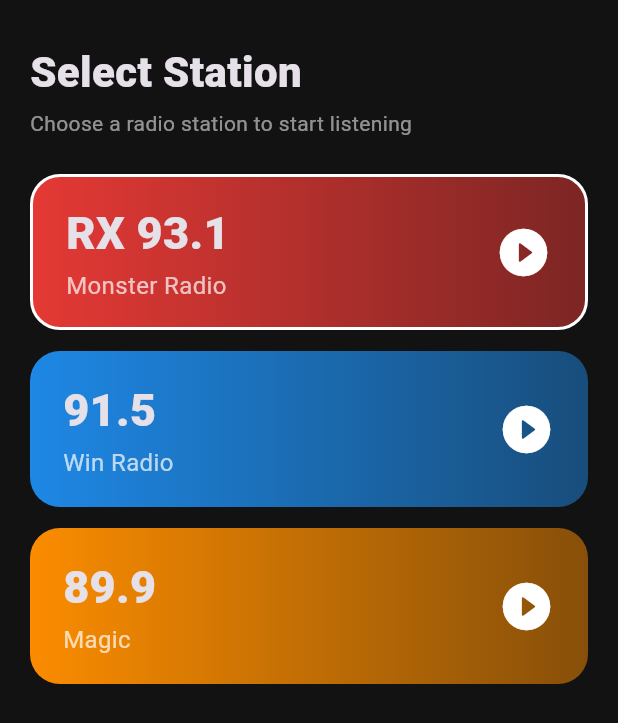
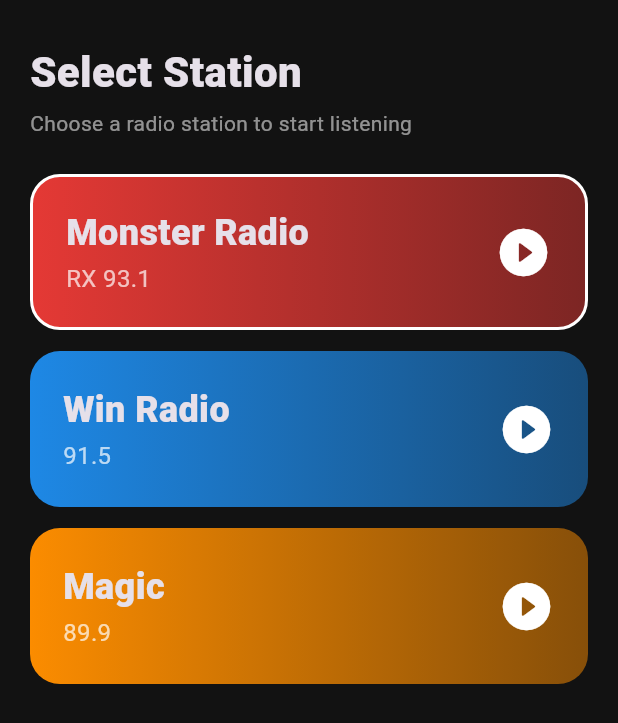
Before and after one commit to DRMx86/RADYOmo, a Flutter app: the screen it shows after launch, on a phone screen of 412 x 824 dp. Shown: the top 723 px of the screen. Run offline on Flutter 3.47's test engine with Material 3 defaults, Android fonts, the phone set to English and light mode, and no system bars; our stand-ins replace just_audio, just_audio_background.

Commit message:
Refactor audio player and update UI layout
Updated UI layout by swapping the position of station name and frequency. Added user agent and error listener for audio playback.

```diff
--- a/lib/main.dart
+++ b/lib/main.dart
@@ -65,12 +65,12 @@ class _PlayerPageState extends State<PlayerPage> {
   @override
   void initState() {
     super.initState();
-    // FIXED: Added userAgent so the radio servers don't block the app
+    // Added userAgent so the radio servers don't block the app
     _player = AudioPlayer(
       userAgent: 'Mozilla/5.0 (Windows NT 10.0; Win64; x64) AppleWebKit/537.36 (KHTML, like Gecko) Chrome/120.0.0.0 Safari/537.36',
     );
 
-    // FIXED: Added error listener for just_audio 0.9.46 without breaking your UI
+    // Added error listener for just_audio 0.9.46 without breaking your UI
     _player.playbackEventStream.listen(
       (event) {},
       onError: (Object error, StackTrace stackTrace) {
@@ -312,11 +312,13 @@ class _StationTile extends StatelessWidget {
                   mainAxisAlignment: MainAxisAlignment.center,
                   crossAxisAlignment: CrossAxisAlignment.start,
                   children: [
+                    // SWAPPED: Name is now on top with the larger font
+                    Text(station.name,
+                        style: const TextStyle(
+                            fontSize: 24, fontWeight: FontWeight.w800)),
+                    const SizedBox(height: 2),
+                    // SWAPPED: Frequency is now on the bottom
                     Text(station.freq,
-                        style: const TextStyle(
-                            fontSize: 30, fontWeight: FontWeight.w800)),
-                    const SizedBox(height: 2),
-                    Text(station.name,
                         style: const TextStyle(
                             fontSize: 16, color: Colors.white70)),
                   ],
@@ -363,11 +365,13 @@ class _StationCard extends StatelessWidget {
         children: [
           const Icon(Icons.radio, size: 56, color: Colors.white70),
           const SizedBox(height: 20),
-          Text(station.freq,
-              style: const TextStyle(fontSize: 44, fontWeight: FontWeight.w800)),
-          const SizedBox(height: 8),
+          // SWAPPED: Name is now on top with the larger font
           Text(station.name,
               textAlign: TextAlign.center,
+              style: const TextStyle(fontSize: 34, fontWeight: FontWeight.w800)),
+          const SizedBox(height: 8),
+          // SWAPPED: Frequency is now on the bottom
+          Text(station.freq,
               style: const TextStyle(fontSize: 20, fontWeight: FontWeight.w500)),
         ],
       ),
```
